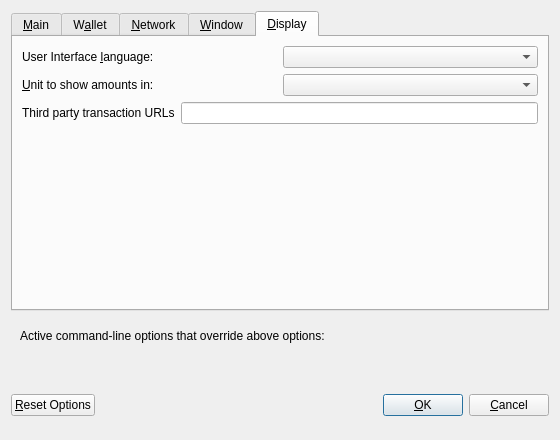
The window that src/qt/forms/optionsdialog.ui (VadiqueMe/dogecoin) describes before a commit, drawn with Qt 5.
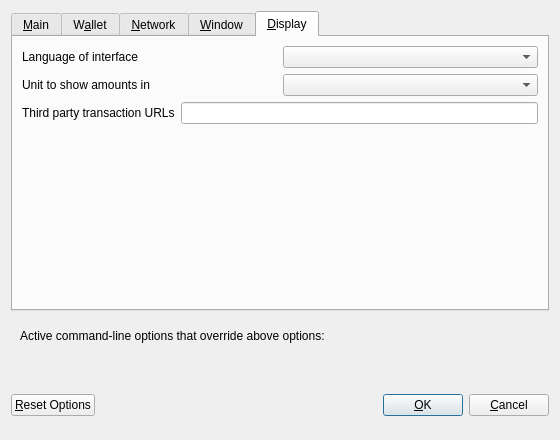
The same window after the commit. The open tabs and pages were chosen to show the change. Custom widgets are drawn as their Qt base class.

```diff
--- a/src/qt/forms/optionsdialog.ui
+++ b/src/qt/forms/optionsdialog.ui
@@ -547,7 +547,7 @@
          <item>
           <widget class="QLabel" name="langLabel">
            <property name="text">
-            <string>User Interface &amp;language:</string>
+            <string>Language of interface</string>
            </property>
            <property name="textFormat">
             <enum>Qt::PlainText</enum>
@@ -571,7 +571,7 @@
          <item>
           <widget class="QLabel" name="unitLabel">
            <property name="text">
-            <string>&amp;Unit to show amounts in:</string>
+            <string>Unit to show amounts in</string>
            </property>
            <property name="textFormat">
             <enum>Qt::PlainText</enum>
```
Left out of the diff: 14 changed lines with no effect on the pictures.
